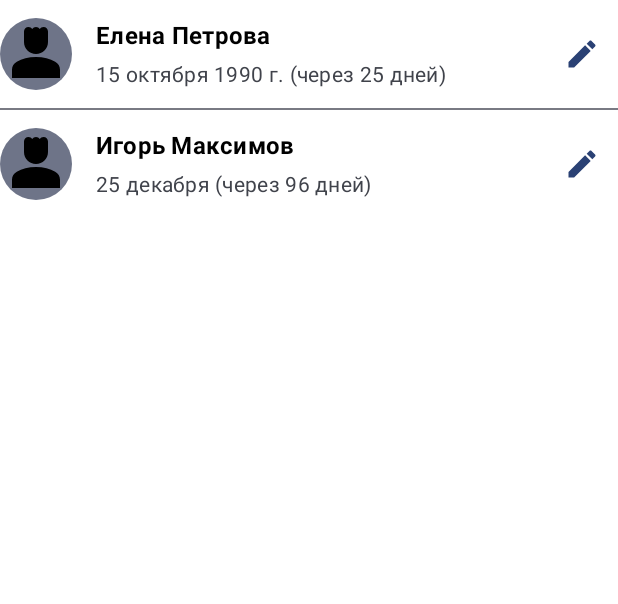
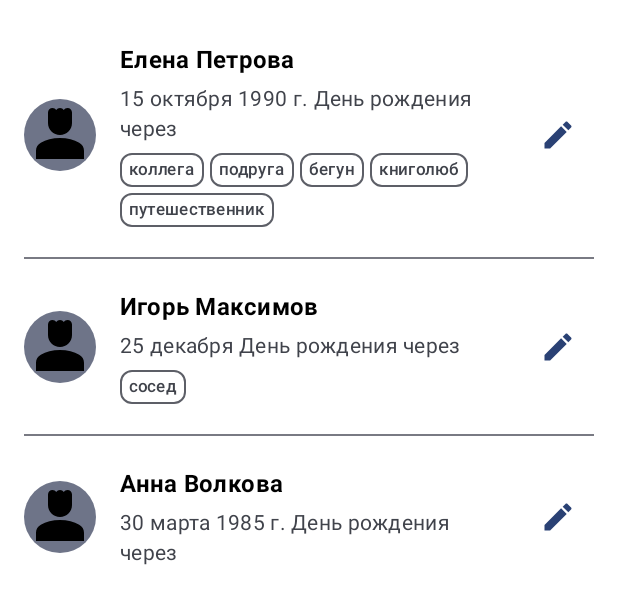
Before and after one commit to solandmedotru/SocialSync, an Android app built with Jetpack Compose: the @Preview function ContactListItemPreview, on a phone screen of 412 x 824 dp. Shown: the top 604 px of the screen. Run offline under Robolectric (Android 15) with nearby library versions, the phone set to English and light mode, and no system bars; our stand-ins replace Room's generated code.

```diff
--- a/app/src/main/java/ru/devsoland/socialsync/data/model/Contact.kt
+++ b/app/src/main/java/ru/devsoland/socialsync/data/model/Contact.kt
@@ -12,11 +12,12 @@ data class Contact(
     @PrimaryKey(autoGenerate = true)
     val id: Long = 0L,
     val deviceContactId: String? = null,
-    val lastName: String,
+    val lastName: String? = null, // Сделаем nullable на случай, если есть только имя
     val firstName: String,
     val middleName: String? = null,
     val birthDate: String?,
     val phoneNumber: String? = null,
-    val photoUri: String? = null, // <-- НОВОЕ ПОЛЕ ДОБАВЛЕНО
-    val notes: String? = null
+    val photoUri: String? = null,
+    val notes: String? = null,
+    val tags: List<String> = emptyList() // <-- НОВОЕ ПОЛЕ ДЛЯ ТЕГОВ
 )
--- a/app/src/main/java/ru/devsoland/socialsync/ui/contacts/ContactListScreen.kt
+++ b/app/src/main/java/ru/devsoland/socialsync/ui/contacts/ContactListScreen.kt
@@ -5,14 +5,34 @@ import android.content.pm.PackageManager
 import androidx.activity.compose.rememberLauncherForActivityResult
 import androidx.activity.result.contract.ActivityResultContracts
 import androidx.compose.foundation.background
+import androidx.compose.foundation.border
 import androidx.compose.foundation.clickable
-import androidx.compose.foundation.layout.*
+import androidx.compose.foundation.layout.Arrangement
+import androidx.compose.foundation.layout.Box
+import androidx.compose.foundation.layout.Column
+import androidx.compose.foundation.layout.ExperimentalLayoutApi
+import androidx.compose.foundation.layout.FlowRow
+import androidx.compose.foundation.layout.PaddingValues
+import androidx.compose.foundation.layout.Row
+import androidx.compose.foundation.layout.Spacer
+import androidx.compose.foundation.layout.fillMaxSize
+import androidx.compose.foundation.layout.fillMaxWidth
+import androidx.compose.foundation.layout.height
+import androidx.compose.foundation.layout.padding
+import androidx.compose.foundation.layout.size
+import androidx.compose.foundation.layout.width
 import androidx.compose.foundation.lazy.LazyColumn
 import androidx.compose.foundation.lazy.items
 import androidx.compose.foundation.shape.CircleShape
+import androidx.compose.foundation.shape.RoundedCornerShape
 import androidx.compose.material.icons.Icons
 import androidx.compose.material.icons.filled.Edit
-import androidx.compose.material3.*
+import androidx.compose.material3.Button
+import androidx.compose.material3.Divider
+import androidx.compose.material3.Icon
+import androidx.compose.material3.IconButton
+import androidx.compose.material3.MaterialTheme
+import androidx.compose.material3.Text
 import androidx.compose.runtime.Composable
 import androidx.compose.runtime.getValue
 import androidx.compose.ui.Alignment
@@ -29,9 +49,11 @@ import androidx.compose.ui.unit.dp
 import androidx.core.content.ContextCompat
 import androidx.hilt.navigation.compose.hiltViewModel
 import androidx.lifecycle.compose.collectAsStateWithLifecycle
+import androidx.navigation.NavController
 import coil.compose.AsyncImage
 import ru.devsoland.socialsync.R
 import ru.devsoland.socialsync.data.model.Contact
+import ru.devsoland.socialsync.ui.AppDestinations
 import ru.devsoland.socialsync.ui.theme.SocialSyncTheme
 import java.time.LocalDate
 import java.time.MonthDay
@@ -40,23 +62,19 @@ import java.time.format.DateTimeParseException
 import java.time.temporal.ChronoUnit
 import java.util.Locale
 
-// formatBirthDateWithDaysUntil и getDaysWord остаются без изменений
-
 @Composable
 fun formatBirthDateWithDaysUntil(birthDateString: String?): String {
     if (birthDateString.isNullOrBlank()) {
-        return "Дата рождения не указана"
+        return stringResource(R.string.birth_date_not_specified)
     }
-
     val today = LocalDate.now()
     var parsedDate: LocalDate? = null
     var isYearKnown = true
-
     try {
         val fullDate = LocalDate.parse(birthDateString, DateTimeFormatter.ISO_LOCAL_DATE)
-        if (fullDate.year >= 1800) { // Считаем год "разумным"
+        if (fullDate.year >= 1800) {
             parsedDate = fullDate
-        } else { // Если год слишком ранний (например, 0001), считаем его неизвестным
+        } else {
             parsedDate = LocalDate.of(today.year, fullDate.month, fullDate.dayOfMonth)
             isYearKnown = false
         }
@@ -68,57 +86,49 @@ fun formatBirthDateWithDaysUntil(birthDateString: String?): String {
                 parsedDate = monthDay.atYear(today.year)
                 isYearKnown = false
             } catch (e2: DateTimeParseException) {
-                return birthDateString // Возвращаем исходную строку, если парсинг не удался
+                return birthDateString
             }
         } else {
-            return birthDateString // Возвращаем исходную строку для других нераспознанных форматов
+            return birthDateString
         }
     }
-
     if (parsedDate == null) return birthDateString
-
     val birthDateFormatted = if (isYearKnown) {
         parsedDate.format(DateTimeFormatter.ofPattern("d MMMM yyyy 'г.'", Locale("ru")))
     } else {
         parsedDate.format(DateTimeFormatter.ofPattern("d MMMM", Locale("ru")))
     }
-
     var nextBirthday = parsedDate.withYear(today.year)
     if (nextBirthday.isBefore(today)) {
         nextBirthday = nextBirthday.plusYears(1)
     }
-
     val daysUntil = ChronoUnit.DAYS.between(today, nextBirthday)
-
     val daysUntilString = when {
-        daysUntil == 0L -> "(Сегодня!)"
-        daysUntil > 0L -> "(через $daysUntil ${getDaysWord(daysUntil)})"
-        else -> {
-            val daysPassed = ChronoUnit.DAYS.between(nextBirthday, today)
-            "(прошло $daysPassed ${getDaysWord(daysPassed)} назад)"
-        }
+        daysUntil == 0L -> stringResource(R.string.birthday_today)
+        daysUntil > 0L -> stringResource(R.string.birthday_in_days, daysUntil, getDaysWord(daysUntil))
+        else -> ""
     }
-    return "$birthDateFormatted $daysUntilString"
+    return "$birthDateFormatted $daysUntilString".trim()
 }
 
+@Composable // <-- ДОБАВЛЕНА АННОТАЦИЯ @Composable
 fun getDaysWord(days: Long): String {
     val absDays = Math.abs(days)
     val lastDigit = absDays % 10
     val lastTwoDigits = absDays % 100
-    if (lastTwoDigits in 11L..19L) return "дней"
+    if (lastTwoDigits in 11L..19L) return stringResource(R.string.days_word_plural_5_many)
     return when (lastDigit) {
-        1L -> "день"
-        in 2L..4L -> "дня"
-        else -> "дней"
+        1L -> stringResource(R.string.days_word_singular_1)
+        in 2L..4L -> stringResource(R.string.days_word_plural_2_4)
+        else -> stringResource(R.string.days_word_plural_5_many)
     }
 }
 
-
-// OptIn для ExperimentalMaterial3Api здесь больше не нужен, если TopAppBar удален
+@OptIn(ExperimentalLayoutApi::class)
 @Composable
 fun ContactListScreen(
+    navController: NavController,
     viewModel: ContactListViewModel = hiltViewModel()
-    // PaddingValues от NavHost в MainActivity будут применены автоматически
 ) {
     val contacts by viewModel.contacts.collectAsStateWithLifecycle()
     val context = LocalContext.current
@@ -133,7 +143,6 @@ fun ContactListScreen(
         }
     }
 
-    // TopAppBar удален отсюда, управляется из MainActivity
     Column(modifier = Modifier.fillMaxSize()) {
         Button(
             onClick = {
@@ -151,7 +160,7 @@ fun ContactListScreen(
             },
             modifier = Modifier
                 .fillMaxWidth()
-                .padding(horizontal = 16.dp, vertical = 8.dp) // Отступы для самой кнопки
+                .padding(horizontal = 16.dp, vertical = 8.dp)
         ) {
             Text(stringResource(R.string.load_contacts_from_device_button))
         }
@@ -173,13 +182,17 @@ fun ContactListScreen(
         } else {
             LazyColumn(
                 modifier = Modifier.weight(1f),
-                contentPadding = PaddingValues(start = 16.dp, end = 16.dp, bottom = 16.dp) // Добавляем отступ снизу для контента
+                contentPadding = PaddingValues(start = 16.dp, end = 16.dp, bottom = 16.dp)
             ) {
                 items(contacts, key = { contact -> contact.id }) { contact ->
                     ContactListItem(
                         contact = contact,
-                        onContactClick = { /* TODO: Навигация на экран деталей контакта */ },
-                        onEditClick = { /* TODO: Навигация на экран редактирования контакта */ }
+                        onContactClick = {
+                             navController.navigate(AppDestinations.eventDetailRoute(contact.id))
+                        },
+                        onEditClick = {
+                            navController.navigate(AppDestinations.editContactRoute(contact.id))
+                        }
                     )
                     Divider()
                 }
@@ -188,6 +201,7 @@ fun ContactListScreen(
     }
 }
 
+@OptIn(ExperimentalLayoutApi::class)
 @Composable
 fun ContactListItem(
     contact: Contact,
@@ -198,7 +212,7 @@ fun ContactListItem(
         modifier = Modifier
             .fillMaxWidth()
             .clickable { onContactClick() }
-            .padding(vertical = 12.dp), // Этот padding внутри элемента списка остается
+            .padding(vertical = 12.dp),
         verticalAlignment = Alignment.CenterVertically
     ) {
         AsyncImage(
@@ -223,10 +237,35 @@ fun ContactListItem(
             )
             Spacer(modifier = Modifier.height(4.dp))
             Text(
-                text = formatBirthDateWithDaysUntil(contact.birthDate),
+                text = formatBirthDateWithDaysUntil(contact.birthDate), // Эта функция теперь @Composable
                 style = MaterialTheme.typography.bodyMedium,
                 color = MaterialTheme.colorScheme.onSurfaceVariant
             )
+            if (contact.tags.isNotEmpty()) {
+                Spacer(modifier = Modifier.height(6.dp))
+                FlowRow(
+                    horizontalArrangement = Arrangement.spacedBy(4.dp),
+                    verticalArrangement = Arrangement.spacedBy(4.dp)
+                ) {
+                    contact.tags.forEach { tag ->
+                        Box(
+                            modifier = Modifier
+                                .border(
+                                    width = 1.dp,
+                                    color = MaterialTheme.colorScheme.outline,
+                                    shape = RoundedCornerShape(8.dp)
+                                )
+                                .padding(horizontal = 6.dp, vertical = 3.dp)
+                        ) {
+                            Text(
+                                text = tag,
+                                style = MaterialTheme.typography.labelSmall,
+                                color = MaterialTheme.colorScheme.onSurfaceVariant
+                            )
+                        }
+                    }
+                }
+            }
         }
 
         Spacer(modifier = Modifier.width(16.dp))
@@ -241,34 +280,39 @@ fun ContactListItem(
     }
 }
 
-
+@OptIn(ExperimentalLayoutApi::class)
 @Preview(showBackground = true)
 @Composable
 fun ContactListScreenPreview() {
     SocialSyncTheme {
-        // Для превью теперь нужно имитировать Scaffold из MainActivity, если нужен TopAppBar и BottomBar
-        // или просто отображать контент экрана как есть.
-        // Если нужен TopAppBar для превью, его нужно будет добавить здесь вручную.
-        ContactListScreen()
+        // ContactListScreen()
     }
 }
 
+@OptIn(ExperimentalLayoutApi::class)
 @Preview(showBackground = true)
 @Composable
 fun ContactListItemPreview() {
-    val sampleContactWithPhoto = Contact(
+    val sampleContactWithPhotoAndTags = Contact(
         id = 1, firstName = "Елена", lastName = "Петрова", birthDate = "1990-10-15",
-        photoUri = "content://com.android.contacts/contacts/1/photo"
+        photoUri = "content://com.android.contacts/contacts/1/photo",
+        tags = listOf("коллега", "подруга", "бегун", "книголюб", "путешественник")
     )
     val sampleContactNoPhoto = Contact(
         id = 2, firstName = "Игорь", lastName = "Максимов", birthDate = "--12-25",
-        photoUri = null
+        photoUri = null,
+        tags = listOf("сосед")
+    )
+    val sampleContactNoTags = Contact(
+        id = 3, firstName = "Анна", lastName = "Волкова", birthDate = "1985-03-30"
     )
     SocialSyncTheme {
-        Column {
-            ContactListItem(contact = sampleContactWithPhoto, onContactClick = {}, onEditClick = {})
-            Divider()
+        Column(Modifier.padding(16.dp)) {
+            ContactListItem(contact = sampleContactWithPhotoAndTags, onContactClick = {}, onEditClick = {})
+            Divider(Modifier.padding(vertical = 8.dp))
             ContactListItem(contact = sampleContactNoPhoto, onContactClick = {}, onEditClick = {})
+            Divider(Modifier.padding(vertical = 8.dp))
+            ContactListItem(contact = sampleContactNoTags, onContactClick = {}, onEditClick = {})
         }
     }
 }
--- a/app/src/main/res/values/strings.xml
+++ b/app/src/main/res/values/strings.xml
@@ -20,4 +20,23 @@
     <string name="congratulation_1_text">Здесь текст первого поздравления. Будте здоровы, живите богато!</string>
     <string name="congratulation_2_title">Поздравление второе</string>
     <string name="congratulation_2_text">Текст второго поздравления. Радости, счастья и успеха.</string>
+    <string name="edit_contact_screen_title">Редактирование контакта</string>
+    <string name="save_contact_description">Сохранить контакт</string>
+    <string name="first_name_label">Фамилия</string>
+    <string name="last_name_label">Имя</string>
+    <string name="phone_number_label">Телефон</string>
+    <string name="birth_date_label">Дата рождения</string>
+    <string name="birth_date_placeholder">Введите дату рождения</string>
+    <string name="tags_section_title">Взаимоотношения</string>
+    <string name="add_tag_label">Добавить</string>
+    <string name="add_tag_button_description">Добавить тэг</string>
+    <string name="current_tags_label">Текушие взаимоотношения</string>
+    <string name="remove_tag_description">Удалить тэг</string>
+    <string name="suggested_tags_label">Предложенные тэги</string>
+    <string name="birth_date_not_specified">Дата рождения не задана</string>
+    <string name="birthday_today">День рождения, сегодня</string>
+    <string name="birthday_in_days">День рождения через</string>
+    <string name="days_word_plural_5_many">дней</string>
+    <string name="days_word_singular_1">день</string>
+    <string name="days_word_plural_2_4">дня</string>
 </resources>
```
Also changed, not shown: app/src/main/java/ru/devsoland/socialsync/MainActivity.kt (+20 -12 lines), app/src/main/java/ru/devsoland/socialsync/data/database/AppDatabase.kt (+54 -20 lines), app/src/main/java/ru/devsoland/socialsync/data/database/Converters.kt (+16 -0 lines), app/src/main/java/ru/devsoland/socialsync/di/AppModule.kt (+6 -5 lines), app/src/main/java/ru/devsoland/socialsync/ui/AppDestinations.kt (+10 -3 lines), app/src/main/java/ru/devsoland/socialsync/ui/editcontact/EditContactScreen.kt (added, +246 -0 lines), app/src/main/java/ru/devsoland/socialsync/ui/editcontact/EditContactViewModel.kt (added, +107 -0 lines).
